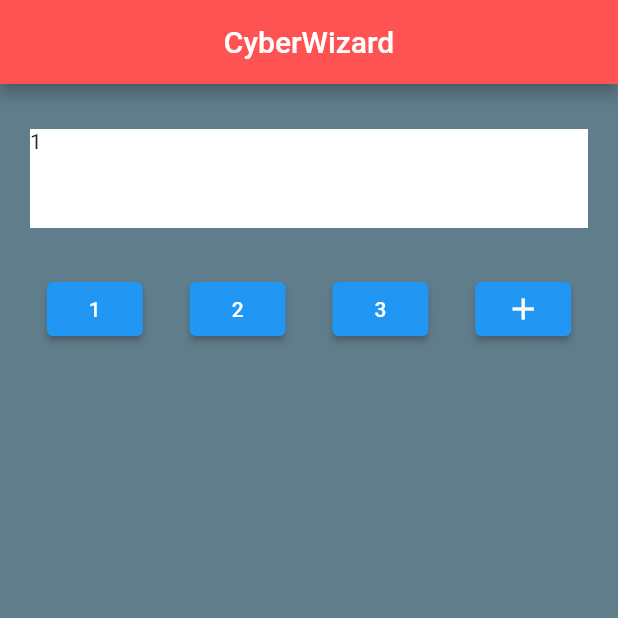
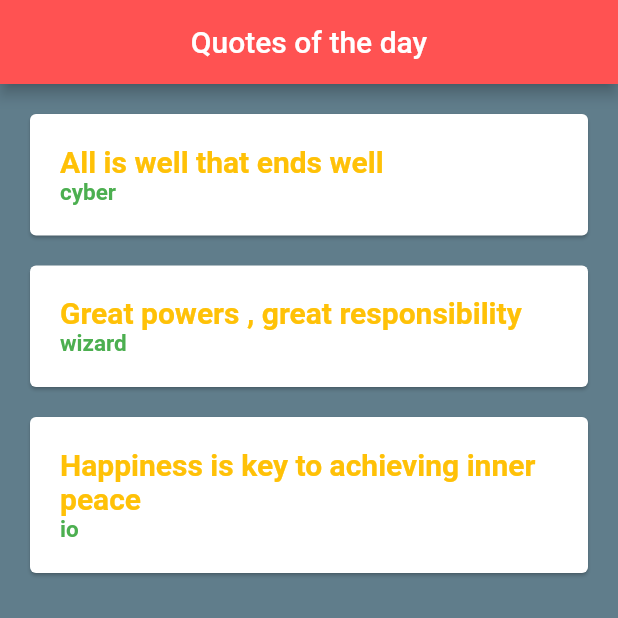
Before and after one commit to karmveerranawat/flutter_practice, a Flutter app: the screen it shows after launch, on a phone screen of 412 x 824 dp, the top half of it. Run offline on Flutter 3.47's test engine with Material 2 defaults, Android fonts, the phone set to English and light mode, and no system bars.

Commit message:
using cards and functions

```diff
--- a/lib/main.dart
+++ b/lib/main.dart
@@ -1,4 +1,5 @@
 import 'package:flutter/material.dart';
+import 'quote.dart';
 
 void main() => runApp(MaterialApp(
   home: Home(),
@@ -14,60 +15,54 @@ class Home extends StatefulWidget {
 
 class _HomeState extends State<Home> {
 
+  List<Quote> quotes = [
+    Quote(quote: 'All is well that ends well', author: 'cyber'),
+    Quote(quote: 'Great powers , great responsibility', author: 'wizard'),
+    Quote(quote: 'Happiness is key to achieving inner peace', author: 'io'),
+  ];
 
+  Widget cards(String quote, String author){
+    return Card(
+      margin: const EdgeInsets.fromLTRB(20, 20, 20, 0),
+      child: Padding(
+        padding: EdgeInsets.all(20),
+        child: Column(
+          crossAxisAlignment: CrossAxisAlignment.start,
+          children: [
+            Text(
+              quote,
+              style: const TextStyle(
+                fontSize: 20.0,
+                fontWeight: FontWeight.bold,
+                color: Colors.amber
+              ),
+            ),
+            Text(
+              author,
+              style: const TextStyle(
+                  fontSize: 15.0,
+                  fontWeight: FontWeight.bold,
+                  color: Colors.green
+              ),
+            )
+          ],
+        ),
+      ),
+    );
+  }
 
   @override
   Widget build(BuildContext context) {
     return Scaffold(
       appBar: AppBar(
-        title: const Text('CyberWizard'),
+        title: const Text('Quotes of the day'),
         centerTitle: true,
         backgroundColor: Colors.redAccent,
       ),
       backgroundColor: Colors.blueGrey,
       body: Column(
         crossAxisAlignment: CrossAxisAlignment.stretch,
-        children: [
-          const SizedBox(height: 20.0,),
-          Padding(
-            padding: const EdgeInsets.fromLTRB(20, 10, 20, 10),
-            child: Container(
-              color: Colors.white,
-              child: const Text('1'),
-              padding: const EdgeInsets.only(bottom: 50.0),
-            ),
-          ),
-          const SizedBox(height: 20.0,),
-          Row(
-            mainAxisAlignment: MainAxisAlignment.spaceEvenly,
-            children: [
-              ElevatedButton(
-                onPressed: (){},
-                  child: const Text(
-                    '1',
-                  )
-              ),
-              ElevatedButton(
-                  onPressed: (){},
-                  child: const Text(
-                    '2',
-                  )
-              ),
-              ElevatedButton(
-                  onPressed: (){},
-                  child: const Text(
-                    '3',
-                  )
-              ),
-              ElevatedButton(
-                  onPressed: (){},
-                  child: const Icon(
-                      Icons.add
-                  )
-              )
-            ],
-          )
-        ],
+        children: quotes.map((e) => cards(e.quote, e.author)).toList(),
       )
     );
   }
--- /dev/null
+++ b/lib/quote.dart
@@ -0,0 +1,6 @@
+class Quote {
+  String quote;
+  String author;
+
+  Quote({required this.quote, required this.author});
+}
```
